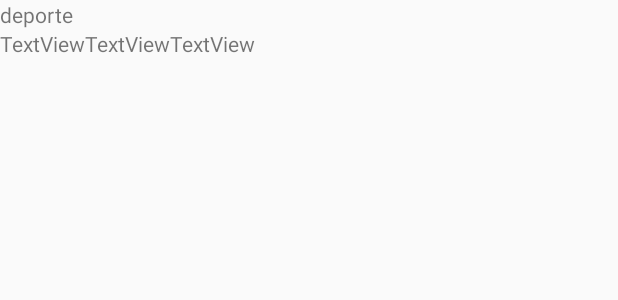
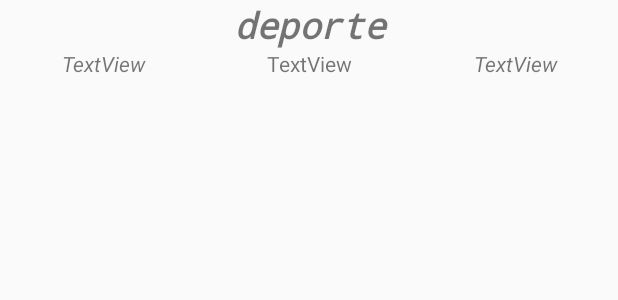
Before and after one commit to tomate14/Olimpiadas, an Android app: the layout infopartido.xml on its own in the app's theme, with its tools: preview values and no code run, on a phone screen of 412 x 824 dp. Shown: the top 300 px of the screen. Run offline under Robolectric (Android 15) with nearby library versions, the phone set to English and light mode, and no system bars.

Commit message:
layout
asda

```diff
--- a/app/src/main/res/layout/infopartido.xml
+++ b/app/src/main/res/layout/infopartido.xml
@@ -16,10 +16,14 @@
             android:layout_width="match_parent"
             android:layout_height="wrap_content"
             android:layout_weight="2"
-            android:text="deporte" />
+            android:fontFamily="monospace"
+            android:text="deporte"
+            android:textAlignment="center"
+            android:textSize="24sp"
+            android:textStyle="bold|italic" />
 
         <LinearLayout
-            android:layout_width="wrap_content"
+            android:layout_width="match_parent"
             android:layout_height="wrap_content"
             android:layout_weight="2"
             android:orientation="horizontal">
@@ -29,21 +33,29 @@
                 android:layout_width="match_parent"
                 android:layout_height="wrap_content"
                 android:layout_gravity="left"
-                android:text="TextView" />
+                android:layout_weight="1"
+                android:text="TextView"
+                android:textAlignment="center"
+                android:textStyle="italic" />
 
             <TextView
                 android:id="@+id/txtResultado"
                 android:layout_width="match_parent"
                 android:layout_height="wrap_content"
                 android:layout_gravity="center_horizontal"
-                android:text="TextView" />
+                android:layout_weight="1"
+                android:text="TextView"
+                android:textAlignment="center" />
 
             <TextView
                 android:id="@+id/txtFacultad2"
                 android:layout_width="match_parent"
                 android:layout_height="wrap_content"
                 android:layout_gravity="right"
-                android:text="TextView" />
+                android:layout_weight="1"
+                android:text="TextView"
+                android:textAlignment="center"
+                android:textStyle="italic" />
 
         </LinearLayout>
 
```
Also changed, not shown: gradle/wrapper/gradle-wrapper.properties.
